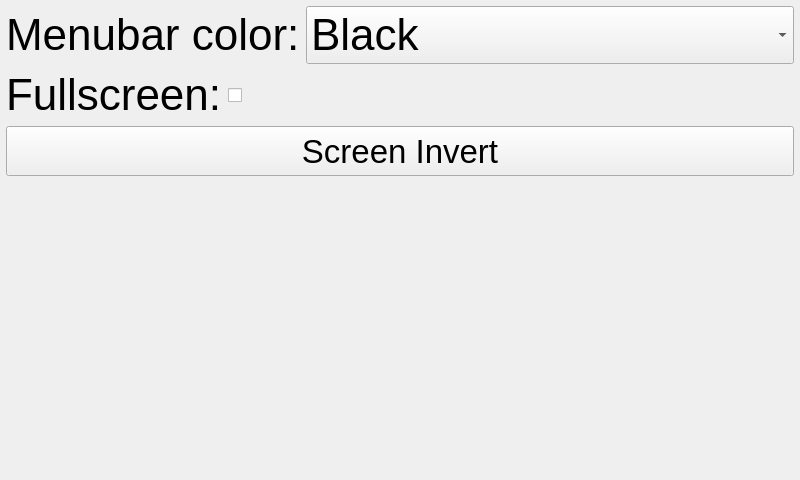
First picture: the form in ui/GuiSettingsWidget.ui, repository kipr/botui, before the edit.
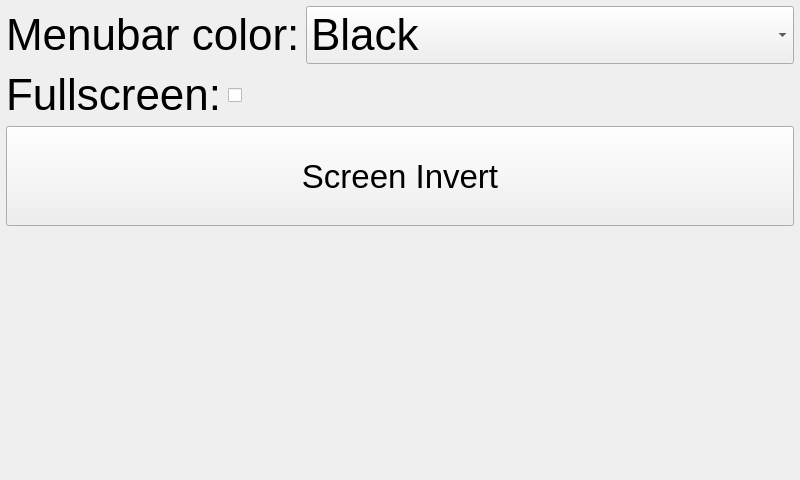
Second picture: the form after the edit. Icons and pictures are not drawn.

Commit message: Adding Font Awesome Icons

```diff
--- a/ui/GuiSettingsWidget.ui
+++ b/ui/GuiSettingsWidget.ui
@@ -120,7 +120,7 @@
      <property name="minimumSize">
       <size>
        <width>0</width>
-       <height>50</height>
+       <height>100</height>
       </size>
      </property>
      <property name="font">
@@ -131,6 +131,16 @@
      <property name="text">
       <string>Screen Invert</string>
      </property>
+     <property name="icon">
+      <iconset>
+       <normaloff>../rc/icons/fontawesome/regular/share-square.svg</normaloff>../rc/icons/fontawesome/regular/share-square.svg</iconset>
+     </property>
+     <property name="iconSize">
+      <size>
+       <width>45</width>
+       <height>50</height>
+      </size>
+     </property>
     </widget>
    </item>
    <item>
```
Left out of the diff: 17 changed lines with no effect on the pictures. The commit also changes 1574 other files.
